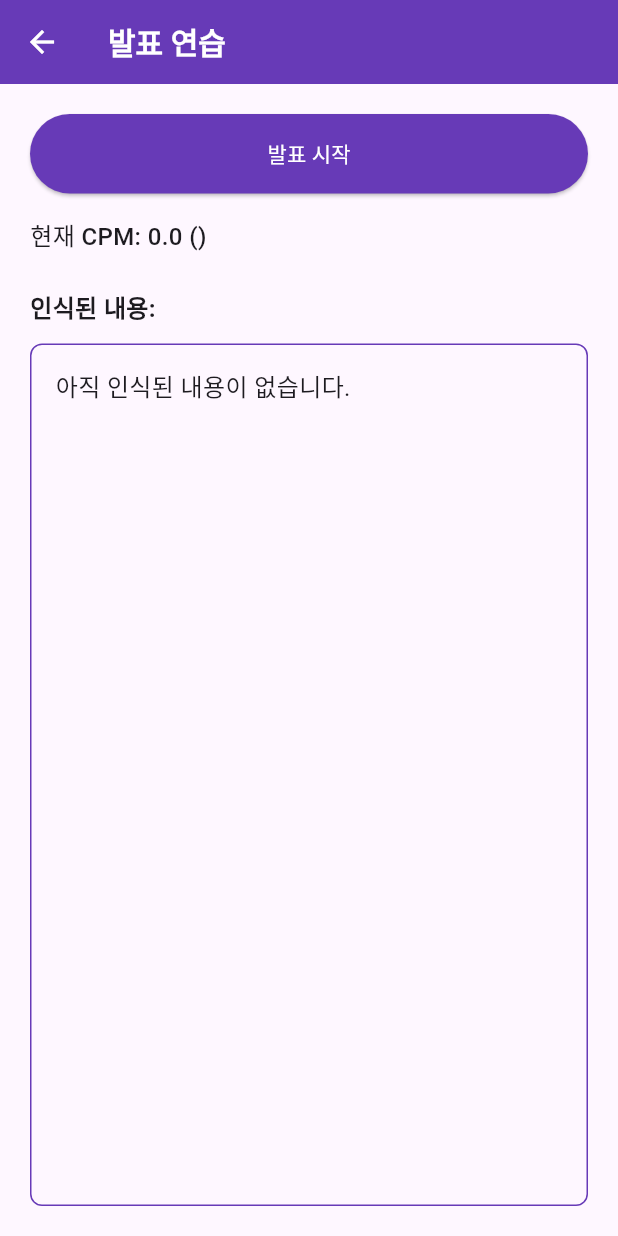
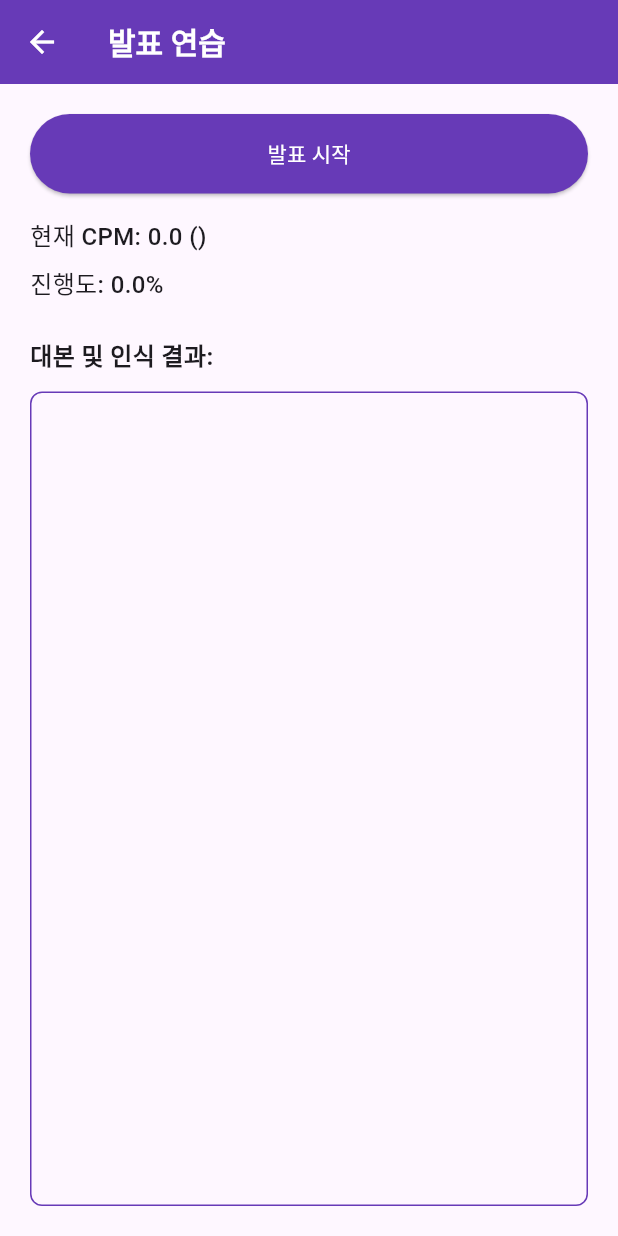
Before and after one commit to IngyoKim/TalkPilot, a Flutter app: the PresentationPracticePage screen opened directly with empty values, after a tap on "발표 시작", on a phone screen of 412 x 824 dp. Run offline on Flutter 3.47's test engine with Material 3 defaults, Android fonts, the phone set to English and light mode, and no system bars; our stand-ins replace file_picker, firebase_auth, firebase_core, firebase_database, flutter_dotenv, fluttertoast and 4 more; missing offline and left inert: kakao_flutter_sdk_common, kakao_flutter_sdk_user; accounts and stored records are empty; generated files the repository leaves out were written again.

Commit message:
feat: 진행도 기능 추가
- 대본을 단어별로 구분하여 비교하는 방식
- 한글, 영어를 현재는 구분하지 못함
- 대본을 읽으면 읽은 부분이 하이라이트 처리
- 하이라이트 처리된 부분을 진행도로 표시

```diff
--- a/app/lib/src/pages/practice_page/presentation_practice_page.dart
+++ b/app/lib/src/pages/practice_page/presentation_practice_page.dart
@@ -3,6 +3,7 @@ import 'package:firebase_auth/firebase_auth.dart';
 import 'package:talk_pilot/src/services/stt/stt_service.dart';
 import 'package:talk_pilot/src/services/practice/live_cpm_service.dart';
 import 'package:talk_pilot/src/services/database/user_service.dart';
+import 'package:talk_pilot/src/services/practice/script_progress_service.dart';
 
 class PresentationPracticePage extends StatefulWidget {
   final String projectId;
@@ -15,18 +16,20 @@ class PresentationPracticePage extends StatefulWidget {
 class _PresentationPracticePageState extends State<PresentationPracticePage> {
   final SttService _sttService = SttService();
   final LiveCpmService _cpmService = LiveCpmService();
+  final ScriptProgressService _progressService = ScriptProgressService();
 
-  String _recognizedText = '';
   bool _isListening = false;
   double _currentCpm = 0.0;
   String _cpmStatus = '';
   double _userCpm = 0.0;
+  double _scriptProgress = 0.0;
 
   @override
   void initState() {
     super.initState();
     _sttService.init();
     _loadUserCpm();
+    _loadScript();
   }
 
   void _loadUserCpm() async {
@@ -39,6 +42,11 @@ class _PresentationPracticePageState extends State<PresentationPracticePage> {
     setState(() {
       _userCpm = userModel.cpm ?? 200.0;
     });
+  }
+
+  void _loadScript() async {
+    await _progressService.loadScript(widget.projectId);
+    setState(() {});
   }
 
   void _startListening() {
@@ -55,9 +63,10 @@ class _PresentationPracticePageState extends State<PresentationPracticePage> {
 
     _sttService.startListening((text) {
       if (!mounted) return;
+      _progressService.updateRecognizedText(text);
       setState(() {
-        _recognizedText = text;
         _isListening = true;
+        _scriptProgress = _progressService.getProgress();
       });
       _cpmService.updateRecognizedText(text);
     });
@@ -70,6 +79,46 @@ class _PresentationPracticePageState extends State<PresentationPracticePage> {
     setState(() {
       _isListening = false;
     });
+  }
+
+  Widget _buildScriptComparisonView() {
+    final scriptChunks = _progressService.scriptChunks;
+    final recognizedWords = _progressService.getRecognizedWords();
+
+    List<InlineSpan> scriptSpans = [];
+    List<InlineSpan> recognizedSpans = [];
+
+    for (int i = 0; i < scriptChunks.length; i++) {
+      final scriptWord = scriptChunks[i];
+      final recognizedWord = i < recognizedWords.length ? recognizedWords[i] : '';
+      final isRecognized = _progressService.isMatchedAt(i);
+
+      scriptSpans.add(TextSpan(
+        text: '$scriptWord ',
+        style: TextStyle(
+          fontSize: 16,
+          fontWeight: isRecognized ? FontWeight.bold : FontWeight.normal,
+          color: isRecognized ? Colors.deepPurple : Colors.black,
+        ),
+      ));
+
+      recognizedSpans.add(TextSpan(
+        text: '$recognizedWord ',
+        style: TextStyle(
+          fontSize: 16,
+          color: Colors.grey[700],
+        ),
+      ));
+    }
+
+    return Column(
+      crossAxisAlignment: CrossAxisAlignment.start,
+      children: [
+        RichText(text: TextSpan(children: scriptSpans)),
+        const SizedBox(height: 4),
+        RichText(text: TextSpan(children: recognizedSpans)),
+      ],
+    );
   }
 
   @override
@@ -111,9 +160,14 @@ class _PresentationPracticePageState extends State<PresentationPracticePage> {
               '현재 CPM: ${_currentCpm.toStringAsFixed(1)} ($_cpmStatus)',
               style: const TextStyle(fontSize: 16, fontWeight: FontWeight.w500),
             ),
+            const SizedBox(height: 8),
+            Text(
+              '진행도: ${(_scriptProgress * 100).toStringAsFixed(1)}%',
+              style: const TextStyle(fontSize: 16, fontWeight: FontWeight.w500),
+            ),
             const SizedBox(height: 24),
             const Text(
-              '인식된 내용:',
+              '대본 및 인식 결과:',
               style: TextStyle(fontSize: 16, fontWeight: FontWeight.bold),
             ),
             const SizedBox(height: 12),
@@ -125,12 +179,7 @@ class _PresentationPracticePageState extends State<PresentationPracticePage> {
                   borderRadius: BorderRadius.circular(8),
                 ),
                 child: SingleChildScrollView(
-                  child: Text(
-                    _recognizedText.isEmpty
-                        ? '아직 인식된 내용이 없습니다.'
-                        : _recognizedText,
-                    style: const TextStyle(fontSize: 16),
-                  ),
+                  child: _buildScriptComparisonView(),
                 ),
               ),
             ),
--- /dev/null
+++ b/app/lib/src/services/practice/script_progress_service.dart
@@ -0,0 +1,61 @@
+import 'package:talk_pilot/src/services/database/project_service.dart';
+
+class ScriptProgressService {
+  final ProjectService _projectService = ProjectService();
+
+  List<String> _scriptChunks = [];
+  String _currentRecognizedText = '';
+  double progress = 0.0;
+  List<bool> _matchedFlags = [];
+
+  Future<void> loadScript(String projectId) async {
+    final project = await _projectService.readProject(projectId);
+    final script = project?.script ?? '';
+    _scriptChunks = _splitText(script);
+    _matchedFlags = List.filled(_scriptChunks.length, false);
+  }
+
+  void updateRecognizedText(String recognizedText) {
+    _currentRecognizedText = recognizedText;
+    _matchedFlags = List.filled(_scriptChunks.length, false);
+    progress = _calculateProgress(_currentRecognizedText);
+  }
+
+  double _calculateProgress(String recognizedText) {
+    final recognizedWords = _splitText(recognizedText);
+    if (_scriptChunks.isEmpty) return 0.0;
+
+    for (final word in recognizedWords) {
+      for (int i = 0; i < _scriptChunks.length; i++) {
+        if (!_matchedFlags[i] && isSimilar(_scriptChunks[i], word)) {
+          _matchedFlags[i] = true;
+          break;
+        }
+      }
+    }
+
+    final matchedCount = _matchedFlags.where((v) => v).length;
+    return matchedCount / _scriptChunks.length;
+  }
+
+  List<String> _splitText(String text) {
+    return text
+        .trim()
+        .replaceAll(RegExp(r'[^\uAC00-\uD7A3a-zA-Z0-9\s]'), '')
+        .split(RegExp(r'\s+'))
+        .where((word) => word.isNotEmpty)
+        .toList();
+  }
+
+  bool isSimilar(String a, String b) {
+    return a == b || a.contains(b) || b.contains(a);
+  }
+
+  double getProgress() => progress;
+
+  List<String> get scriptChunks => _scriptChunks;
+
+  List<String> getRecognizedWords() => _splitText(_currentRecognizedText);
+
+  bool isMatchedAt(int index) => index < _matchedFlags.length && _matchedFlags[index];
+}
```
